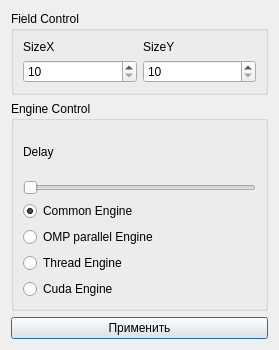
GregorGall/LifeApp, file forms/Settings.ui: the form before one commit.
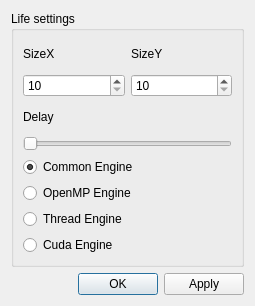
The form after the commit.

Commit message:
Settings input correct
Change forms and settings apply

The edit to the form file:
```diff
--- a/forms/Settings.ui
+++ b/forms/Settings.ui
@@ -6,20 +6,20 @@
    <rect>
     <x>0</x>
     <y>0</y>
-    <width>279</width>
-    <height>350</height>
+    <width>255</width>
+    <height>306</height>
    </rect>
   </property>
   <property name="windowTitle">
    <string>Settings</string>
   </property>
-  <layout class="QVBoxLayout" name="verticalLayout" stretch="0,3,0">
+  <layout class="QVBoxLayout" name="verticalLayout" stretch="3,0">
    <item>
-    <widget class="QGroupBox" name="fielControl">
+    <widget class="QGroupBox" name="engineControl">
      <property name="title">
-      <string>Field Control</string>
+      <string>Life settings</string>
      </property>
-     <layout class="QVBoxLayout" name="verticalLayout_3">
+     <layout class="QVBoxLayout" name="verticalLayout_2" stretch="0,0,0,0,0,0,0,0">
       <item>
        <layout class="QHBoxLayout" name="labelLayout">
         <item>
@@ -62,15 +62,6 @@
         </item>
        </layout>
       </item>
-     </layout>
-    </widget>
-   </item>
-   <item>
-    <widget class="QGroupBox" name="engineControl">
-     <property name="title">
-      <string>Engine Control</string>
-     </property>
-     <layout class="QVBoxLayout" name="verticalLayout_2" stretch="0,0,0,0,0,0">
       <item>
        <widget class="QLabel" name="delayLb">
         <property name="text">
@@ -81,7 +72,7 @@
       <item>
        <widget class="QSlider" name="delayLine">
         <property name="minimum">
-         <number>50</number>
+         <number>25</number>
         </property>
         <property name="maximum">
          <number>1000</number>
@@ -89,9 +80,24 @@
         <property name="singleStep">
          <number>50</number>
         </property>
+        <property name="pageStep">
+         <number>50</number>
+        </property>
+        <property name="value">
+         <number>25</number>
+        </property>
         <property name="orientation">
          <enum>Qt::Horizontal</enum>
         </property>
+        <property name="invertedAppearance">
+         <bool>false</bool>
+        </property>
+        <property name="invertedControls">
+         <bool>false</bool>
+        </property>
+        <property name="tickPosition">
+         <enum>QSlider::NoTicks</enum>
+        </property>
        </widget>
       </item>
       <item>
@@ -110,7 +116,7 @@
       <item>
        <widget class="QRadioButton" name="OMPEngine">
         <property name="text">
-         <string>OMP parallel Engine</string>
+         <string>OpenMP Engine</string>
         </property>
         <attribute name="buttonGroup">
          <string notr="true">EngineButton</string>
@@ -141,9 +147,15 @@
     </widget>
    </item>
    <item>
-    <widget class="QPushButton" name="applyBtn">
-     <property name="text">
-      <string>Применить</string>
+    <widget class="QDialogButtonBox" name="buttonBox">
+     <property name="orientation">
+      <enum>Qt::Horizontal</enum>
+     </property>
+     <property name="standardButtons">
+      <set>QDialogButtonBox::Apply|QDialogButtonBox::Ok</set>
+     </property>
+     <property name="centerButtons">
+      <bool>false</bool>
      </property>
     </widget>
    </item>
```
Left out of the diff: 27 changed lines with no effect on the pictures. The commit also changes 9 other files.
